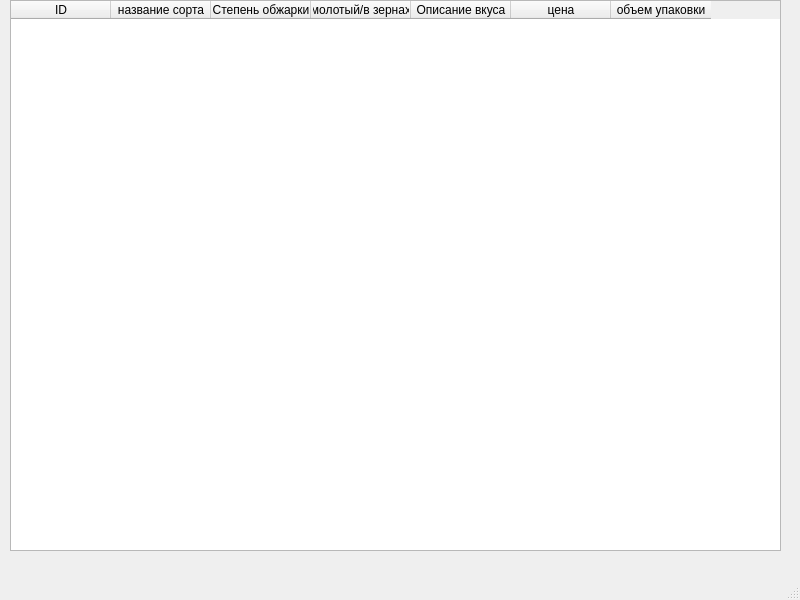
This is main.ui in fodyakabtw/Espresso as Qt 5 draws it before an edit. The edited form follows.
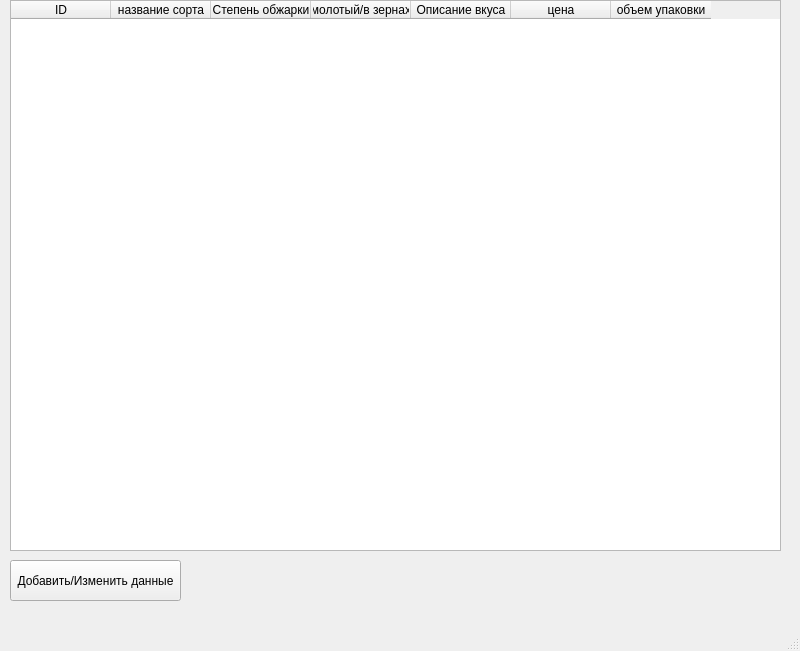
This is the edited form.

Patch:
```diff
--- a/main.ui
+++ b/main.ui
@@ -7,7 +7,7 @@
     <x>0</x>
     <y>0</y>
     <width>800</width>
-    <height>600</height>
+    <height>651</height>
    </rect>
   </property>
   <property name="windowTitle">
@@ -59,6 +59,19 @@
      </property>
     </column>
    </widget>
+   <widget class="QPushButton" name="add_or_change">
+    <property name="geometry">
+     <rect>
+      <x>10</x>
+      <y>560</y>
+      <width>171</width>
+      <height>41</height>
+     </rect>
+    </property>
+    <property name="text">
+     <string>Добавить/Изменить данные</string>
+    </property>
+   </widget>
   </widget>
   <widget class="QMenuBar" name="menubar">
    <property name="geometry">
```
Left out of the diff: 2 changed lines with no effect on the pictures.
